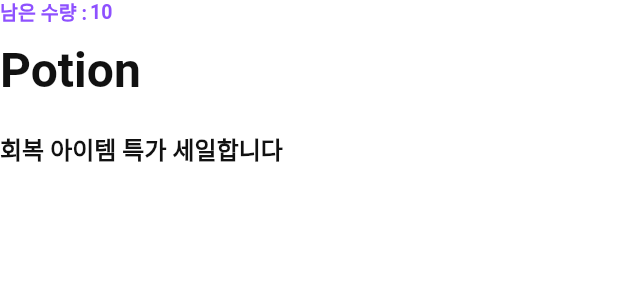
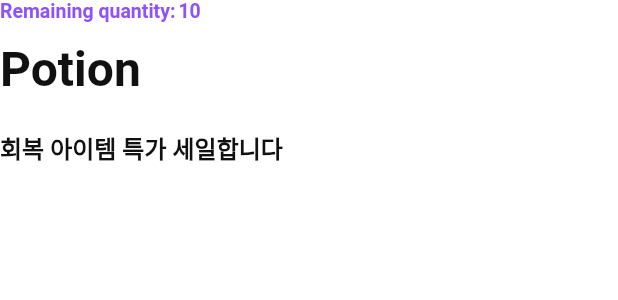
Before and after one commit to WinningBean/pokemon_rainbow_city_app, a Flutter app: the ItemDetailInfo widget shown alone on an empty page, opened directly with sample values from the repository, on a phone screen of 412 x 824 dp. Shown: the top 300 px of the screen. Run offline on Flutter 3.47's test engine with Material 3 defaults, Android fonts, the phone set to English and light mode, and no system bars; our stand-ins replace cached_network_image, flutter_riverpod, go_router; generated files the repository leaves out were written again; Roboto replaces fonts that are missing (PFStardust).

Commit message:
🌐 style: 상품 남은 수량 위젯 다국어 적용

```diff
--- a/lib/features/item/providers/item_provider.dart
+++ b/lib/features/item/providers/item_provider.dart
@@ -1,10 +1,10 @@
 import 'package:flutter_riverpod/flutter_riverpod.dart';
 import 'package:pokemon_rainbow_city_app/features/item/models/item.dart';
 
-/// 아이템 목록
+/// 상품 목록
 final itemListProvider = Provider<List<Item>>((ref) => dummyItems);
 
-/// 아이템 데이터
+/// 상품 데이터
 final itemByIdProvider = Provider.autoDispose.family<Item?, int>((ref, id) {
   try {
     return dummyItems.firstWhere((item) => item.id == id);
--- a/lib/features/item/widgets/item_info_count_label.dart
+++ b/lib/features/item/widgets/item_info_count_label.dart
@@ -1,5 +1,7 @@
 import 'package:flutter/material.dart';
+import 'package:pokemon_rainbow_city_app/l10n/app_localizations.dart';
 
+/// 상품 정보의 남은 수량을 표시하는 위젯
 class ItemInfoCountLabel extends StatelessWidget {
   final int count;
 
@@ -7,10 +9,12 @@ class ItemInfoCountLabel extends StatelessWidget {
 
   @override
   Widget build(BuildContext context) {
+    final local = AppLocalizations.of(context)!;
+
     return Row(
       children: [
         Text(
-          '남은 수량 :',
+          local.itemRemainingCountLabel,
           style: Theme.of(
             context,
           ).textTheme.labelSmall?.copyWith(color: Theme.of(context).colorScheme.primary),
--- a/lib/l10n/app_localizations.dart
+++ b/lib/l10n/app_localizations.dart
@@ -461,6 +461,12 @@ abstract class AppLocalizations {
   /// In en, this message translates to:
   /// **'Only numbers between 1 and {maxCount} are allowed.'**
   String quantityInputError({required int maxCount});
+
+  /// No description provided for @itemRemainingCountLabel.
+  ///
+  /// In en, this message translates to:
+  /// **'Remaining quantity:'**
+  String get itemRemainingCountLabel;
 }
 
 class _AppLocalizationsDelegate
--- a/lib/l10n/app_localizations_en.dart
+++ b/lib/l10n/app_localizations_en.dart
@@ -195,4 +195,7 @@ class AppLocalizationsEn extends AppLocalizations {
   String quantityInputError({required int maxCount}) {
     return 'Only numbers between 1 and $maxCount are allowed.';
   }
+
+  @override
+  String get itemRemainingCountLabel => 'Remaining quantity:';
 }
--- a/lib/l10n/app_localizations_ko.dart
+++ b/lib/l10n/app_localizations_ko.dart
@@ -159,7 +159,7 @@ class AppLocalizationsKo extends AppLocalizations {
   String get retryText => '다시 시도';
 
   @override
-  String get itemNotFoundText => '아이템이 존재하지 않습니다.';
+  String get itemNotFoundText => '상품이 존재하지 않습니다.';
 
   @override
   String get itemCartButton => '장바구니에 넣기';
@@ -195,4 +195,7 @@ class AppLocalizationsKo extends AppLocalizations {
   String quantityInputError({required int maxCount}) {
     return '1부터 $maxCount 사이의 숫자만 입력할 수 있습니다.';
   }
+
+  @override
+  String get itemRemainingCountLabel => '남은 수량 :';
 }
--- a/lib/l10n/intl_en.arb
+++ b/lib/l10n/intl_en.arb
@@ -85,5 +85,6 @@
         "example": "5"
       }
     }
-  }
+  },
+  "itemRemainingCountLabel": "Remaining quantity:"
 }
```
Also changed, not shown: lib/l10n/intl_ko.arb (+4 -3 lines), lib/generated/intl/messages_en.dart, lib/generated/intl/messages_ko.dart, lib/generated/l10n.dart.
